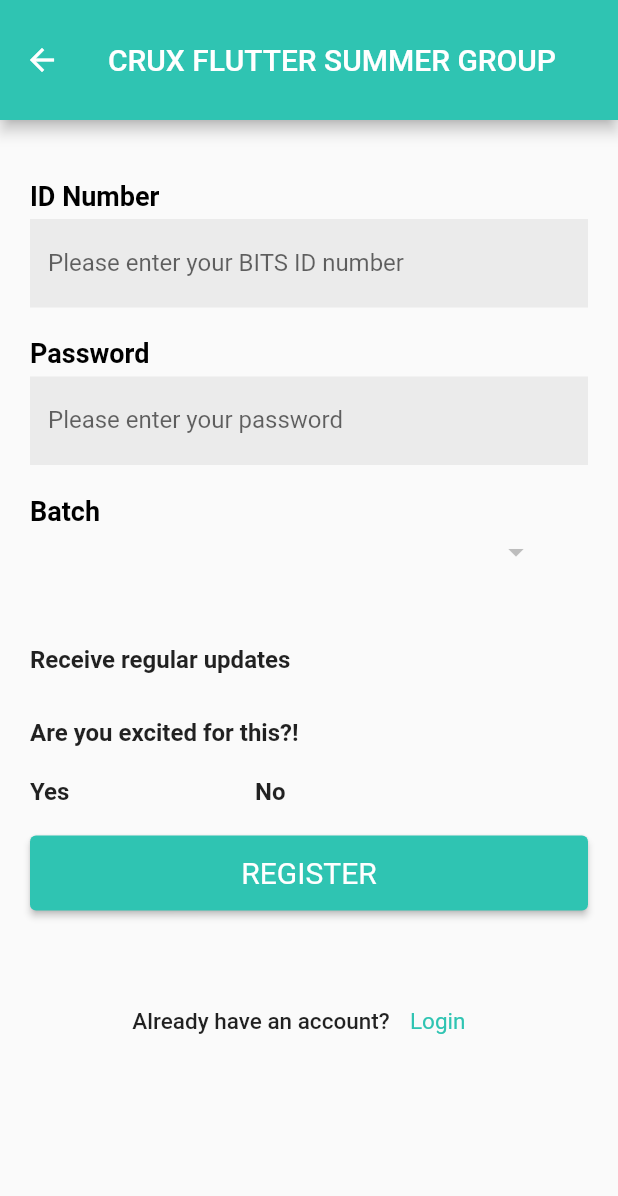
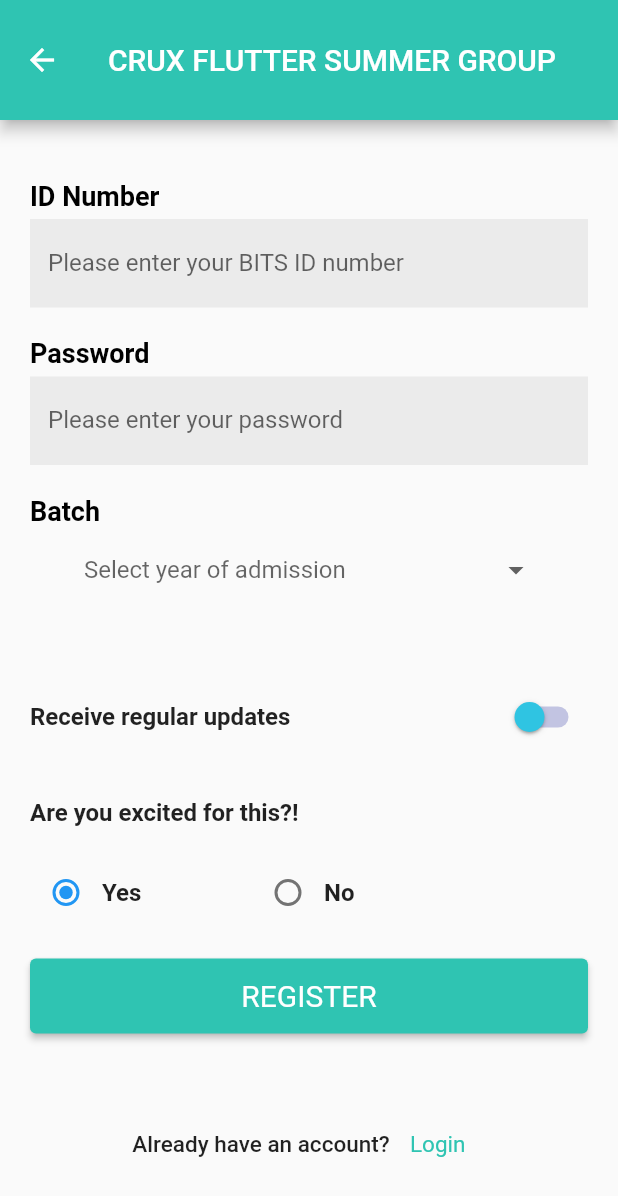
Before and after one commit to YashVardhanSingh01/fluttersummerproject, a Flutter app: the RegisterPage screen opened directly, on a phone screen of 412 x 824 dp. Shown: the top 1196 px of the screen. Run offline on Flutter 3.47's test engine with Material 2 defaults, Android fonts, the phone set to English and light mode, and no system bars.

```diff
--- a/assignment220201712/lib/register.dart
+++ b/assignment220201712/lib/register.dart
@@ -8,7 +8,11 @@ class RegisterPage extends StatefulWidget {
 }
 
 class _RegisterPageState extends State<RegisterPage> {
+  String valueChoose = '';
+  List listItem = ["2020", "2019", "2018", "2017", "2016"];
+  int _grpvalue = 1;
   var _textController = new TextEditingController();
+  bool state = false;
   @override
   Widget build(BuildContext context) {
     return Scaffold(
@@ -26,7 +30,7 @@ class _RegisterPageState extends State<RegisterPage> {
       body: SingleChildScrollView(
         child: Center(
           child: Padding(
-            padding: EdgeInsets.all(20),
+            padding: EdgeInsets.fromLTRB(20, 20, 20, 40),
             child: Column(
               children: [
                 Container(
@@ -104,13 +108,23 @@ class _RegisterPageState extends State<RegisterPage> {
                         width: 300.0,
                         child: DropdownButtonHideUnderline(
                           child: DropdownButton(
-                            value: Text(
-                              '2020',
-                              style: TextStyle(
-                                fontSize: 20,
-                              ),
-                            ),
-                            items: [],
+                            hint: Text("Select year of admission"),
+                            icon: Icon(Icons.arrow_drop_down),
+                            isExpanded: true,
+                            value: valueChoose,
+                            onChanged: (newValue) {
+                              setState(
+                                () {
+                                  valueChoose = newValue;
+                                },
+                              );
+                            },
+                            items: listItem.map((valueItem) {
+                              return DropdownMenuItem(
+                                value: valueItem,
+                                child: Text(valueItem),
+                              );
+                            }).toList(),
                           ),
                         ),
                       ),
@@ -124,14 +138,19 @@ class _RegisterPageState extends State<RegisterPage> {
                               style: TextStyle(
                                   fontSize: 16, fontWeight: FontWeight.bold),
                             ),
-                            // Switch(
-                            //   onChanged: (true)?true:,
-                            //   value: true,
-                            //   activeColor: Color(0XFF2FC4E2),
-                            //   activeTrackColor: Color(0XFFE3F2FD),
-                            //   inactiveThumbColor: Color(0xFF2FC4E2),
-                            //   inactiveTrackColor: Color(0xFFC2C4E2),
-                            // ),
+                            Switch(
+                              onChanged: (bool s) {
+                                setState(() {
+                                  state = s;
+                                  print(state);
+                                });
+                              },
+                              value: state,
+                              activeColor: Color(0XFF2FC4E2),
+                              activeTrackColor: Color(0XFFD3F2FD),
+                              inactiveThumbColor: Color(0xFF2FC4E2),
+                              inactiveTrackColor: Color(0xFFC2C4E2),
+                            ),
                           ],
                         ),
                       ),
@@ -150,8 +169,19 @@ class _RegisterPageState extends State<RegisterPage> {
                             ),
                             Row(
                               children: [
+                                Radio(
+                                  value: 1,
+                                  groupValue: _grpvalue,
+                                  onChanged: (value) {
+                                    setState(
+                                      () {
+                                        _grpvalue = 1;
+                                      },
+                                    );
+                                  },
+                                ),
                                 Container(
-                                  width: 150,
+                                  width: 100,
                                   child: Text(
                                     'Yes',
                                     style: TextStyle(
@@ -159,8 +189,17 @@ class _RegisterPageState extends State<RegisterPage> {
                                         fontWeight: FontWeight.bold),
                                   ),
                                 ),
+                                Radio(
+                                  value: 2,
+                                  groupValue: _grpvalue,
+                                  onChanged: (value) {
+                                    setState(() {
+                                      _grpvalue = 2;
+                                    });
+                                  },
+                                ),
                                 Container(
-                                  width: 150,
+                                  width: 100,
                                   child: Text(
                                     'No',
                                     style: TextStyle(
```
